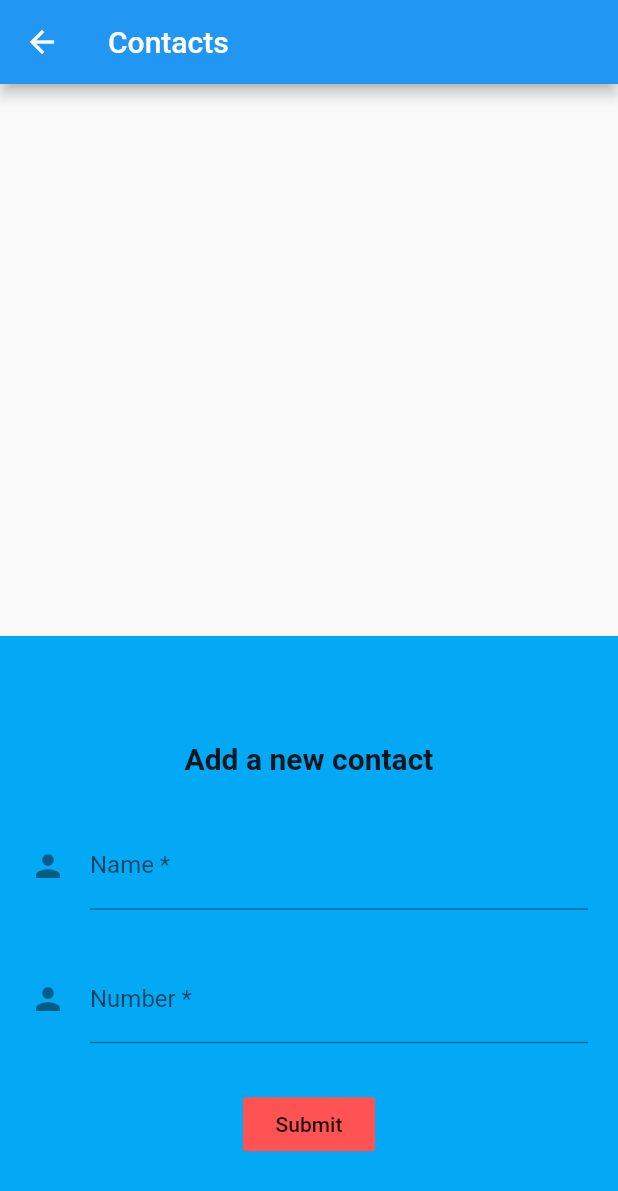
After one commit to dulajdanu/sos-ambulance, a Flutter app: the ContactsWidget screen opened directly, after a tap on the "add" icon, on a phone screen of 412 x 824 dp. The commit adds this screen. Shown: the top 1191 px of the screen. Run offline on Flutter 3.47's test engine with Material 2 defaults, Android fonts, the phone set to English and light mode, and no system bars; our stand-ins replace cloud_firestore, firebase_auth, fluttertoast, google_maps_flutter, location, rxdart and 1 more; missing offline and left inert: geoflutterfire, maps_launcher; accounts and stored records are empty.

Commit message:
adding new contacts implemented

```diff
--- a/lib/authentication.dart
+++ b/lib/authentication.dart
@@ -72,6 +72,8 @@ class Auth implements BaseAuth {
       prefs.setBool('user', true);
       prefs.setString('email', user.email);
       prefs.setString('uname', uname);
+      prefs.setBool('contacts', false);
+
       return user.uid;
     } else if (isamb == true && mflag == 1) {
       return null;
@@ -79,6 +81,8 @@ class Auth implements BaseAuth {
       prefs.setBool('user', false);
       prefs.setString('email', user.email);
       prefs.setString('uname', uname);
+      prefs.setBool('contacts', false);
+
       return user.uid;
     }
 
@@ -105,6 +109,8 @@ class Auth implements BaseAuth {
     AuthResult result = await _firebaseAuth.createUserWithEmailAndPassword(
         email: email, password: password);
     FirebaseUser user = result.user;
+    SharedPreferences prefs = await SharedPreferences.getInstance();
+
     if (isamb == false) {
       firestoreDb.collection('users').document(email).setData({
         'email': email,
@@ -114,6 +120,10 @@ class Auth implements BaseAuth {
         'visits': 0
       }).then((val) {
         print("Account created successfully");
+        prefs.setBool('user', true);
+        prefs.setString('email', user.email);
+        prefs.setString('uname', uname);
+        prefs.setBool('contacts', false);
       }).catchError((onError) {
         print(onError.toString());
       });
@@ -126,6 +136,10 @@ class Auth implements BaseAuth {
         'visits': 0
       }).then((val) {
         print("Account created successfully");
+        prefs.setBool('user', false);
+        prefs.setString('email', user.email);
+        prefs.setString('uname', uname);
+        prefs.setBool('contacts', false);
       }).catchError((onError) {
         print(onError);
       });
--- a/lib/ui/AmbDashboard.dart
+++ b/lib/ui/AmbDashboard.dart
@@ -3,7 +3,6 @@ import 'package:flutter/material.dart';
 import 'package:google_maps_flutter/google_maps_flutter.dart';
 import 'package:intl/intl.dart';
 import 'package:shared_preferences/shared_preferences.dart';
-import 'package:rflutter_alert/rflutter_alert.dart';
 import 'AppointmentPage.dart';
 
 class AmbDashboard extends StatefulWidget {
--- /dev/null
+++ b/lib/ui/contacts.dart
@@ -0,0 +1,195 @@
+import 'package:cloud_firestore/cloud_firestore.dart';
+import 'package:flutter/material.dart';
+import 'package:shared_preferences/shared_preferences.dart';
+
+class ContactsWidget extends StatefulWidget {
+  ContactsWidget({this.email});
+
+  final String email;
+
+  @override
+  _ContactsWidgetState createState() => _ContactsWidgetState();
+}
+
+class _ContactsWidgetState extends State<ContactsWidget> {
+  List<String> contacts = [];
+  final GlobalKey<ScaffoldState> scaffoldKey = GlobalKey<ScaffoldState>();
+  String contactName, contactPhoneNum;
+  final contactFormKey = GlobalKey<FormState>();
+  bool showFloatingButton = true;
+
+  final fireStoreDb = Firestore.instance;
+
+  getData() async {
+    SharedPreferences prefs = await SharedPreferences.getInstance();
+    if (prefs.getStringList('contactsList') != null) {
+      print("inside if");
+      contacts = prefs.getStringList('contactsList');
+    } else {
+      print("inside else");
+      contacts = [];
+      // contacts.add("abc");
+    }
+  }
+
+  @override
+  void initState() {
+    // TODO: implement initState
+    super.initState();
+    getData();
+  }
+
+  addContact() {
+    if (contactFormKey.currentState.validate()) {
+      contactFormKey.currentState.save();
+      print(contactName);
+      print(contactPhoneNum);
+      setState(() {
+        contacts.add(contactName + "#" + contactPhoneNum);
+        Navigator.pop(context);
+        showFloatingButton = true;
+      });
+    } else {
+      Navigator.pop(context);
+      setState(() {
+        showFloatingButton = true;
+      });
+      var snackbar =
+          new SnackBar(content: new Text("Please enter every field"));
+      scaffoldKey.currentState.showSnackBar(snackbar);
+    }
+  }
+
+  @override
+  Widget build(BuildContext context) {
+    print(contacts);
+    return Scaffold(
+        resizeToAvoidBottomPadding: false,
+        resizeToAvoidBottomInset: true,
+        key: scaffoldKey,
+        appBar: AppBar(
+          title: Text("Contacts"),
+        ),
+        body: Center(
+          child: Column(
+            mainAxisAlignment: MainAxisAlignment.center,
+            children: <Widget>[
+              Text(contacts.isNotEmpty
+                  ? "Your contacts"
+                  : "You don't have any contacts"),
+              (contacts.isNotEmpty
+                  ? Expanded(
+                      child: ListView.builder(
+                          padding: const EdgeInsets.all(8),
+                          itemCount: contacts.length,
+                          itemBuilder: (BuildContext context, int index) {
+                            var value = contacts[index].split('#');
+                            return Container(
+                              height: 50,
+                              color: Colors.amber,
+                              child: Center(child: Text(value[0].toString())),
+                            );
+                          }))
+                  : Container())
+            ],
+          ),
+        ),
+        floatingActionButton: (showFloatingButton == true)
+            ? FloatingActionButton(
+                tooltip: "Add a new contact",
+                onPressed: () {
+                  // Add your onPressed code here!
+                  setState(() {
+                    showFloatingButton = false;
+                  });
+                  scaffoldKey.currentState
+                      .showBottomSheet((context) => Container(
+                            height: 400,
+                            color: Colors.lightBlue,
+                            child: Form(
+                              key: contactFormKey,
+                              child: Center(
+                                child: SingleChildScrollView(
+                                  child: Column(
+                                    children: <Widget>[
+                                      SizedBox(
+                                        height: 20,
+                                      ),
+                                      Text(
+                                        "Add a new contact",
+                                        style: TextStyle(
+                                            fontWeight: FontWeight.bold,
+                                            fontSize: 20),
+                                      ),
+                                      SizedBox(
+                                        height: 30,
+                                      ),
+                                      Padding(
+                                        padding: const EdgeInsets.only(
+                                            left: 20, right: 20),
+                                        child: TextFormField(
+                                          // The validator receives the text that the user has entered.
+                                          decoration: const InputDecoration(
+                                            icon: Icon(Icons.person),
+                                            hintText:
+                                                'What is the name of your contact?',
+                                            labelText: 'Name *',
+                                          ),
+                                          onSaved: (String value) {
+                                            // This optional block of code can be used to run
+                                            // code when the user saves the form.
+                                            contactName = value.trim();
+                                          },
+                                          validator: (value) {
+                                            if (value.isEmpty) {
+                                              return 'Please enter some text';
+                                            }
+                                            return null;
+                                          },
+                                        ),
+                                      ),
+                                      SizedBox(
+                                        height: 30,
+                                      ),
+                                      Padding(
+                                        padding: const EdgeInsets.only(
+                                            left: 20, right: 20, bottom: 30),
+                                        child: TextFormField(
+                                          // The validator receives the text that the user has entered.
+                                          decoration: const InputDecoration(
+                                            icon: Icon(Icons.person),
+                                            hintText: 'Number of your contact?',
+                                            labelText: 'Number *',
+                                          ),
+                                          onSaved: (String value) {
+                                            contactPhoneNum = value.trim();
+                                          },
+                                          validator: (value) {
+                                            if (value.isEmpty) {
+                                              return 'Please enter some text';
+                                            }
+                                            return null;
+                                          },
+                                        ),
+                                      ),
+                                      FlatButton(
+                                          padding: EdgeInsets.symmetric(
+                                              horizontal: 20, vertical: 10),
+                                          color: Colors.redAccent,
+                                          onPressed: () {
+                                            addContact();
+                                          },
+                                          child: Text("Submit"))
+                                    ],
+                                  ),
+                                ),
+                              ),
+                            ),
+                          ));
+                },
+                child: Icon(Icons.add),
+                backgroundColor: Colors.green,
+              )
+            : Container());
+  }
+}
--- a/pubspec.yaml
+++ b/pubspec.yaml
@@ -37,8 +37,8 @@ dependencies:
   font_awesome_flutter: ^8.8.1
   maps_launcher: ^1.2.0
 
-  map_controller: ^0.7.1
-  rflutter_alert: ^1.0.3
+  fluttertoast: ^4.0.1
+
 
 
 
```
Also changed, not shown: lib/ui/GoogleMapWidget.dart (+37 -0 lines), lib/ui/home.dart (+36 -10 lines), pubspec.lock.
